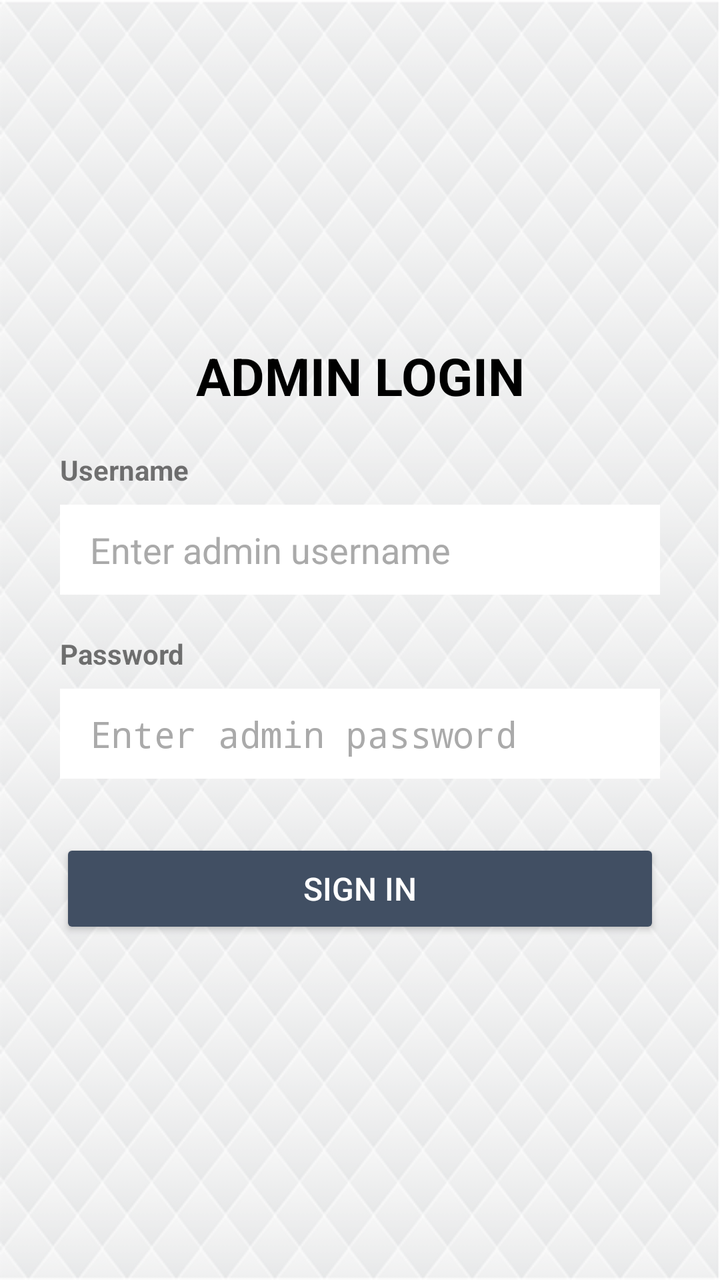
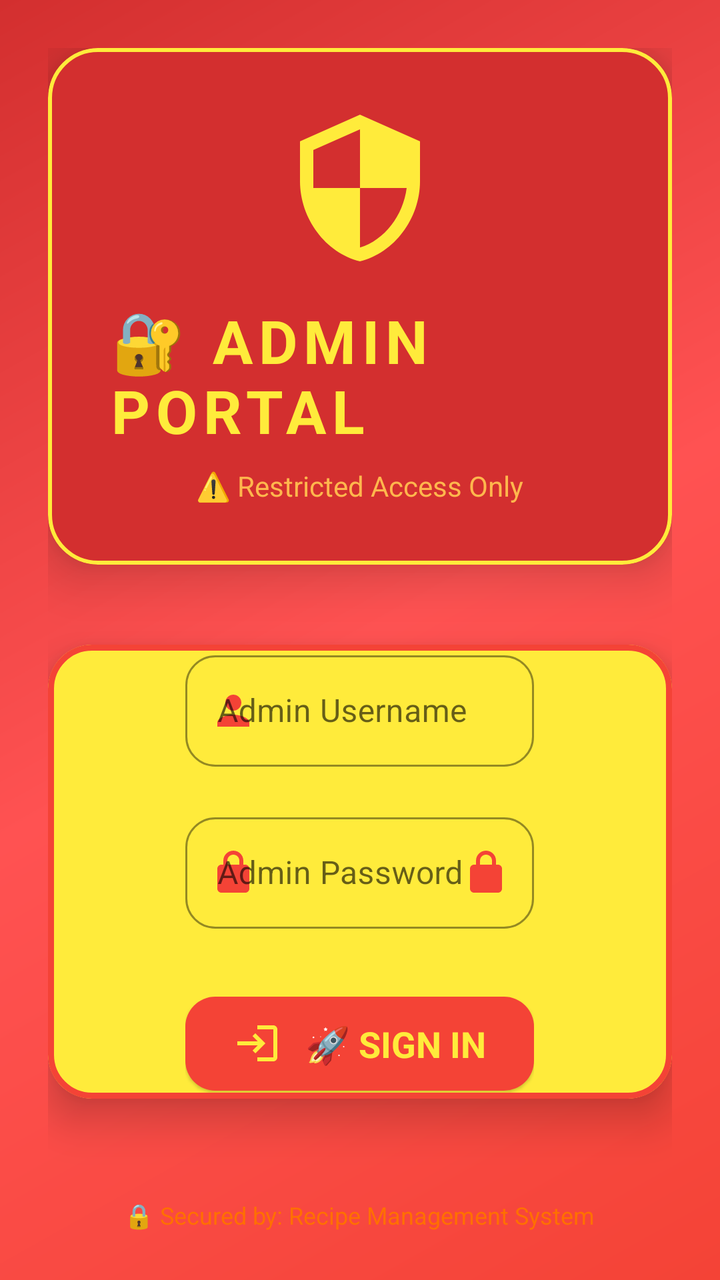

Before-and-after screenshots of an Android layout around one commit, followed by the original layout XML and the change that was made.
<!-- AndroidManifest.xml: application theme AppTheme -->
<!-- res/layout/activity_login.xml -->
<?xml version="1.0" encoding="utf-8"?>
<LinearLayout xmlns:app="http://schemas.android.com/apk/res-auto"
    android:layout_width="match_parent"
    android:layout_height="match_parent"
    android:orientation="vertical"
    android:background="@drawable/background"
    android:gravity="center_vertical"
    xmlns:android="http://schemas.android.com/apk/res/android">

    <TextView
        android:id="@+id/textView16"
        android:layout_width="match_parent"
        android:layout_height="wrap_content"
        android:gravity="center"
        android:paddingBottom="20dp"
        android:text="Admin Login"
        android:textStyle="bold"
        android:textAllCaps="true"
        android:textColor="@android:color/black"
        android:textSize="26sp" />

    <TextView
        android:id="@+id/textView19"
        android:layout_width="match_parent"
        android:layout_height="wrap_content"
        android:layout_marginLeft="30dp"
        android:layout_marginRight="30dp"
        android:text="Username"
        android:textStyle="bold" />

    <EditText
        android:id="@+id/etRegAcc"
        android:layout_width="match_parent"
        android:layout_height="45dp"
        android:layout_marginLeft="30dp"
        android:layout_marginRight="30dp"
        android:layout_marginTop="8dp"
        android:background="@android:color/white"
        android:ems="10"
        android:hint="Enter admin username"
        android:inputType="text"
        android:paddingLeft="15dp"
        android:textColorHint="#aaaaaa" />

    <TextView
        android:id="@+id/textView21"
        android:layout_width="match_parent"
        android:layout_height="wrap_content"
        android:layout_marginLeft="30dp"
        android:layout_marginRight="30dp"
        android:layout_marginTop="20dp"
        android:text="Password"
        android:textStyle="bold" />

    <EditText
        android:id="@+id/etRegPass"
        android:layout_width="match_parent"
        android:layout_height="45dp"
        android:layout_marginLeft="30dp"
        android:layout_marginRight="30dp"
        android:layout_marginTop="8dp"
        android:background="@android:color/white"
        android:ems="10"
        android:hint="Enter admin password"
        android:inputType="textPassword"
        android:paddingLeft="15dp"
        android:textColorHint="#aaaaaa" />

    <Button
        android:id="@+id/bRegLogin"
        android:layout_width="match_parent"
        android:layout_height="50dp"
        android:layout_marginLeft="30dp"
        android:layout_marginRight="30dp"
        android:layout_marginTop="30dp"
        android:backgroundTint="@color/colorAccent_deepBlue"
        android:text="Sign In"
        android:textColor="@android:color/white"
        android:textSize="16sp" />

    <TextView
        android:id="@+id/tvRegLink"
        android:layout_width="match_parent"
        android:layout_height="wrap_content"
        android:layout_marginTop="20dp"
        android:gravity="center"
        android:visibility="gone"
        android:text="Registration is disabled"
        android:textColor="#FF0000" />

</LinearLayout>
<!-- resources referenced by this layout -->
<resources>
  <color name="colorAccent_deepBlue">#414f63</color>
  <!-- drawable background: png bitmap (drawable, 143599 bytes) -->
  <style name="AppTheme" parent="Theme.AppCompat.Light.DarkActionBar">
          
          <item name="colorPrimary">@color/colorPrimary</item>
          <item name="colorPrimaryDark">@color/colorPrimaryDark</item>
          <item name="colorAccent">@color/colorAccent</item>
      </style>
  <color name="colorPrimary">#f06373</color>
  <color name="colorPrimaryDark">#cc4053</color>
  <color name="colorAccent">#3ad0d8</color>
</resources>

<!-- the commit's change to res/layout/activity_login.xml (unified diff, before → after) -->
@@ -1,83 +1,159 @@
 <?xml version="1.0" encoding="utf-8"?>
-<LinearLayout xmlns:app="http://schemas.android.com/apk/res-auto"
+<LinearLayout xmlns:android="http://schemas.android.com/apk/res/android"
+    xmlns:app="http://schemas.android.com/apk/res-auto"
     android:layout_width="match_parent"
     android:layout_height="match_parent"
     android:orientation="vertical"
-    android:background="@drawable/background"
-    android:gravity="center_vertical"
-    xmlns:android="http://schemas.android.com/apk/res/android">
+    android:background="@drawable/nav_header_gradient"
+    android:gravity="center"
+    android:padding="24dp">
 
-    <TextView
-        android:id="@+id/textView16"
+    
+    <com.google.android.material.card.MaterialCardView
         android:layout_width="match_parent"
         android:layout_height="wrap_content"
-        android:gravity="center"
-        android:paddingBottom="20dp"
-        android:text="Admin Login"
-        android:textStyle="bold"
-        android:textAllCaps="true"
-        android:textColor="@android:color/black"
-        android:textSize="26sp" />
+        android:layout_marginBottom="40dp"
+        app:cardBackgroundColor="@color/admin_red_dark"
+        app:cardCornerRadius="25dp"
+        app:cardElevation="15dp"
+        app:strokeColor="@color/bright_yellow"
+        app:strokeWidth="2dp">
 
-    <TextView
-        android:id="@+id/textView19"
+        <LinearLayout
+            android:layout_width="match_parent"
+            android:layout_height="wrap_content"
+            android:gravity="center"
+            android:orientation="vertical"
+            android:padding="30dp">
+
+            
+            <ImageView
+                android:layout_width="80dp"
+                android:layout_height="80dp"
+                android:layout_marginBottom="16dp"
+                android:src="@drawable/ic_admin_shield_red"
+                app:tint="@color/bright_yellow" />
+
+            <TextView
+                android:id="@+id/textView16"
+                android:layout_width="wrap_content"
+                android:layout_height="wrap_content"
+                android:letterSpacing="0.1"
+                android:text="🔐 ADMIN PORTAL"
+                android:textColor="@color/bright_yellow"
+                android:textSize="30sp"
+                android:textStyle="bold" />
+
+            <TextView
+                android:layout_width="wrap_content"
+                android:layout_height="wrap_content"
+                android:layout_marginTop="8dp"
+                android:text="⚠️ Restricted Access Only"
+                android:textColor="#FFB74D"
+                android:textSize="14sp" />
+        </LinearLayout>
+    </com.google.android.material.card.MaterialCardView>
+
+    
+    <com.google.android.material.card.MaterialCardView
         android:layout_width="match_parent"
         android:layout_height="wrap_content"
-        android:layout_marginLeft="30dp"
-        android:layout_marginRight="30dp"
-        android:text="Username"
-        android:textStyle="bold" />
+        android:layout_gravity="center"
+        android:layout_marginBottom="20dp"
+        app:cardBackgroundColor="@color/bright_yellow_card"
+        app:cardCornerRadius="22dp"
+        app:cardElevation="12dp"
+        app:strokeColor="@color/red_primary"
+        app:strokeWidth="3dp">
 
-    <EditText
-        android:id="@+id/etRegAcc"
-        android:layout_width="match_parent"
-        android:layout_height="45dp"
-        android:layout_marginLeft="30dp"
-        android:layout_marginRight="30dp"
-        android:layout_marginTop="8dp"
-        android:background="@android:color/white"
-        android:ems="10"
-        android:hint="Enter admin username"
-        android:inputType="text"
-        android:paddingLeft="15dp"
-        android:textColorHint="#aaaaaa" />
+        <LinearLayout
+            android:layout_width="wrap_content"
+            android:layout_height="wrap_content"
+            android:layout_gravity="center"
+            android:orientation="vertical">
 
-    <TextView
-        android:id="@+id/textView21"
-        android:layout_width="match_parent"
-        android:layout_height="wrap_content"
-        android:layout_marginLeft="30dp"
-        android:layout_marginRight="30dp"
-        android:layout_marginTop="20dp"
-        android:text="Password"
-        android:textStyle="bold" />
+            
+            <com.google.android.material.textfield.TextInputLayout
+                style="@style/Widget.MaterialComponents.TextInputLayout.OutlinedBox"
+                android:layout_width="match_parent"
+                android:layout_height="wrap_content"
+                android:layout_marginBottom="20dp"
+                app:boxCornerRadiusBottomEnd="15dp"
+                app:boxCornerRadiusBottomStart="15dp"
+                app:boxCornerRadiusTopEnd="15dp"
+                app:boxCornerRadiusTopStart="15dp"
+                app:boxStrokeColor="@color/red_primary"
+                app:endIconDrawable="@drawable/ic_person_red"
+                app:endIconTint="@color/red_primary"
+                app:hintTextColor="@color/red_primary"
+                app:startIconDrawable="@drawable/ic_person_red"
+                app:startIconTint="@color/red_primary">
 
-    <EditText
-        android:id="@+id/etRegPass"
-        android:layout_width="match_parent"
-        android:layout_height="45dp"
-        android:layout_marginLeft="30dp"
-        android:layout_marginRight="30dp"
-        android:layout_marginTop="8dp"
-        android:background="@android:color/white"
-        android:ems="10"
-        android:hint="Enter admin password"
-        android:inputType="textPassword"
-        android:paddingLeft="15dp"
-        android:textColorHint="#aaaaaa" />
+                <com.google.android.material.textfield.TextInputEditText
+                    android:id="@+id/etRegAcc"
+                    android:layout_width="match_parent"
+                    android:layout_height="wrap_content"
+                    android:hint="Admin Username"
+                    android:inputType="text"
+                    android:textColor="@color/black"
+                    android:textColorHint="#99000000"
+                    android:textSize="16sp" />
+            </com.google.android.material.textfield.TextInputLayout>
 
-    <Button
-        android:id="@+id/bRegLogin"
-        android:layout_width="match_parent"
-        android:layout_height="50dp"
-        android:layout_marginLeft="30dp"
-        android:layout_marginRight="30dp"
-        android:layout_marginTop="30dp"
-        android:backgroundTint="@color/colorAccent_deepBlue"
-        android:text="Sign In"
-        android:textColor="@android:color/white"
-        android:textSize="16sp" />
+            
+            <com.google.android.material.textfield.TextInputLayout
+                style="@style/Widget.MaterialComponents.TextInputLayout.OutlinedBox"
+                android:layout_width="match_parent"
+                android:layout_height="wrap_content"
+                android:layout_marginBottom="30dp"
+                app:boxCornerRadiusBottomEnd="15dp"
+                app:boxCornerRadiusBottomStart="15dp"
+                app:boxCornerRadiusTopEnd="15dp"
+                app:boxCornerRadiusTopStart="15dp"
+                app:boxStrokeColor="@color/red_primary"
+                app:endIconDrawable="@drawable/ic_lock_red"
+                app:endIconTint="@color/red_primary"
+                app:hintTextColor="@color/red_primary"
+                app:passwordToggleEnabled="true"
+                app:passwordToggleTint="@color/red_primary"
+                app:startIconDrawable="@drawable/ic_lock_red"
+                app:startIconTint="@color/red_primary">
 
+                <com.google.android.material.textfield.TextInputEditText
+                    android:id="@+id/etRegPass"
+                    android:layout_width="match_parent"
+                    android:layout_height="wrap_content"
+                    android:hint="Admin Password"
+                    android:inputType="textPassword"
+                    android:textColor="@color/black"
+                    android:textColorHint="#99000000"
+                    android:textSize="16sp" />
+            </com.google.android.material.textfield.TextInputLayout>
+
+            
+            <com.google.android.material.button.MaterialButton
+                android:id="@+id/bRegLogin"
+                style="@style/Widget.Material3.Button.ElevatedButton"
+                android:layout_width="match_parent"
+                android:layout_height="55dp"
+                android:elevation="8dp"
+                android:text="🚀 SIGN IN"
+                android:textColor="@color/bright_yellow"
+                android:textSize="18sp"
+                android:textStyle="bold"
+                app:backgroundTint="@color/red_primary"
+                app:cornerRadius="15dp"
+                app:icon="@drawable/ic_login_red"
+                app:iconGravity="textStart"
+                app:iconPadding="12dp"
+                app:iconSize="24dp"
+                app:iconTint="@color/bright_yellow"
+                app:rippleColor="@color/bright_red" />
+
+        </LinearLayout>
+    </com.google.android.material.card.MaterialCardView>
+
+    
     <TextView
         android:id="@+id/tvRegLink"
         android:layout_width="match_parent"
@@ -85,7 +161,21 @@
         android:layout_marginTop="20dp"
         android:gravity="center"
         android:visibility="gone"
-        android:text="Registration is disabled"
-        android:textColor="#FF0000" />
+        android:background="@drawable/warning_bg"
+        android:padding="12dp"
+        android:text="⛔ REGISTRATION DISABLED"
+        android:textColor="@color/red_primary"
+        android:textSize="14sp"
+        android:textStyle="bold" />
+
+    
+    <TextView
+        android:layout_width="wrap_content"
+        android:layout_height="wrap_content"
+        android:layout_marginTop="30dp"
+        android:gravity="center"
+        android:text="🔒 Secured by: Recipe Management System"
+        android:textColor="#FF6F00"
+        android:textSize="12sp" />
 
 </LinearLayout>
<!-- resource entries referenced after the edit -->
@@ -1,15 +1,83 @@
 <!-- resources referenced by this layout -->
 <resources>
-  <color name="colorAccent_deepBlue">#414f63</color>
-  <!-- drawable background: png bitmap (drawable, 143599 bytes) -->
-  <style name="AppTheme" parent="Theme.AppCompat.Light.DarkActionBar">
-          
-          <item name="colorPrimary">@color/colorPrimary</item>
-          <item name="colorPrimaryDark">@color/colorPrimaryDark</item>
-          <item name="colorAccent">@color/colorAccent</item>
+  <color name="admin_red_dark">#D32F2F</color>
+  <color name="black">#000000</color>
+  <color name="bright_red">#FF5252</color>
+  <color name="bright_yellow">#FFEB3B</color>
+  <color name="bright_yellow_card">#FFEB3B</color>
+  <color name="red_primary">#F44336</color>
+  <!-- drawable ic_admin_shield_red (drawable) -->
+  <?xml version="1.0" encoding="utf-8"?>
+  <vector xmlns:android="http://schemas.android.com/apk/res/android"
+      android:width="24dp"
+      android:height="24dp"
+      android:viewportWidth="24"
+      android:viewportHeight="24">
+      <path
+          android:fillColor="#FFD600"
+          android:pathData="M12,1L3,5v6c0,5.55 3.84,10.74 9,12 5.16,-1.26 9,-6.45 9,-12V5l-9,-4zM12,11.99h7c-0.53,4.12 -3.28,7.79 -7,8.94V12H5V6.3l7,-3.11v8.8z" />
+  </vector>
+  <!-- drawable ic_lock_red (drawable) -->
+  <?xml version="1.0" encoding="utf-8"?>
+  <vector xmlns:android="http://schemas.android.com/apk/res/android"
+      android:width="24dp"
+      android:height="24dp"
+      android:viewportWidth="24"
+      android:viewportHeight="24">
+      <path
+          android:fillColor="#F44336"
+          android:pathData="M18,8h-1V6c0,-2.76 -2.24,-5 -5,-5S7,3.24 7,6v2H6c-1.1,0 -2,0.9 -2,2v10c0,1.1 0.9,2 2,2h12c1.1,0 2,-0.9 2,-2V10c0,-1.1 -0.9,-2 -2,-2zM9,6c0,-1.66 1.34,-3 3,-3s3,1.34 3,3v2H9V6z" />
+  </vector>
+  <!-- drawable ic_login_red (drawable) -->
+  <?xml version="1.0" encoding="utf-8"?>
+  <vector xmlns:android="http://schemas.android.com/apk/res/android"
+      android:width="24dp"
+      android:height="24dp"
+      android:viewportWidth="24"
+      android:viewportHeight="24">
+      <path
+          android:fillColor="#FFEB3B"
+          android:pathData="M11,7L9.6,8.4l2.6,2.6H2v2h10.2l-2.6,2.6L11,17l5,-5zM20,19h-8v2h8c1.1,0 2,-0.9 2,-2V5c0,-1.1 -0.9,-2 -2,-2h-8v2h8v14z" />
+  </vector>
+  <!-- drawable ic_person_red (drawable) -->
+  <?xml version="1.0" encoding="utf-8"?>
+  <vector xmlns:android="http://schemas.android.com/apk/res/android"
+      android:width="24dp"
+      android:height="24dp"
+      android:viewportWidth="24"
+      android:viewportHeight="24">
+      <path
+          android:fillColor="#F44336"
+          android:pathData="M12,12c2.21,0 4,-1.79 4,-4s-1.79,-4 -4,-4 -4,1.79 -4,4 1.79,4 4,4zM12,14c-2.67,0 -8,1.34 -8,4v2h16v-2c0,-2.66 -5.33,-4 -8,-4z" />
+  </vector>
+  <!-- drawable nav_header_gradient (drawable) -->
+  <?xml version="1.0" encoding="utf-8"?>
+  <shape xmlns:android="http://schemas.android.com/apk/res/android">
+      <gradient
+          android:angle="135"
+          android:centerColor="@color/red_gradient_mid"
+          android:endColor="@color/red_gradient_end"
+          android:startColor="@color/red_gradient_start" />
+  </shape>
+  <!-- drawable warning_bg (drawable) -->
+  <?xml version="1.0" encoding="utf-8"?>
+  <shape xmlns:android="http://schemas.android.com/apk/res/android">
+      <solid android:color="#FFF3E0" />
+      <corners android:radius="10dp" />
+      <stroke
+          android:width="2dp"
+          android:color="#F44336" />
+  </shape>
+  <style name="AppTheme" parent="Theme.MaterialComponents.Light.NoActionBar">
+          <item name="colorPrimary">@color/red_primary</item>
+          <item name="colorPrimaryDark">@color/dark_red</item>
+          <item name="colorAccent">@color/bright_yellow</item>
+  
+          <item name="android:editTextStyle">@style/Widget.AppCompat.EditText</item>
       </style>
-  <color name="colorPrimary">#f06373</color>
-  <color name="colorPrimaryDark">#cc4053</color>
-  <color name="colorAccent">#3ad0d8</color>
+  <color name="red_gradient_mid">#FF5252</color>
+  <color name="red_gradient_end">#D32F2F</color>
+  <color name="red_gradient_start">#F44336</color>
+  <color name="dark_red">#C62828</color>
 </resources>
 
